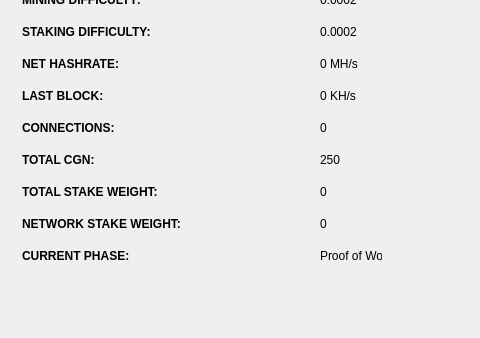
Old version of the form src/qt/forms/statisticspage.ui in the repository FistBumpGithub/2017; both pictures show x 0 to 480 and y 167 to 505 of the 623 by 505 pixel window.
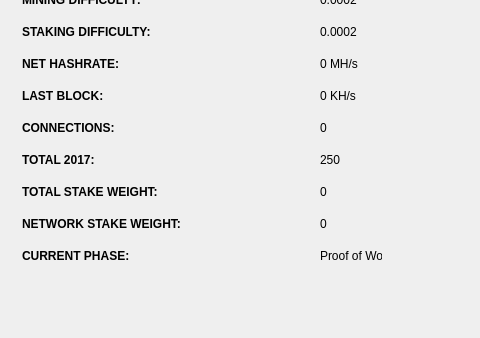
New version of the form.

The edit to the form file:
```diff
--- a/src/qt/forms/statisticspage.ui
+++ b/src/qt/forms/statisticspage.ui
@@ -230,7 +230,7 @@
            <string notr="true">color: rgb(0, 0, 255);</string>
           </property>
           <property name="text">
-           <string>&lt;html&gt;&lt;head/&gt;&lt;body&gt;&lt;p&gt;&lt;span style=&quot; font-weight:600; color: rgb(0, 0, 0);;&quot;&gt;TOTAL CGN:&lt;/span&gt;&lt;/p&gt;&lt;/body&gt;&lt;/html&gt;</string>
+           <string>&lt;html&gt;&lt;head/&gt;&lt;body&gt;&lt;p&gt;&lt;span style=&quot; font-weight:600; color: rgb(0, 0, 0);;&quot;&gt;TOTAL 2017:&lt;/span&gt;&lt;/p&gt;&lt;/body&gt;&lt;/html&gt;</string>
           </property>
          </widget>
         </item>
```
